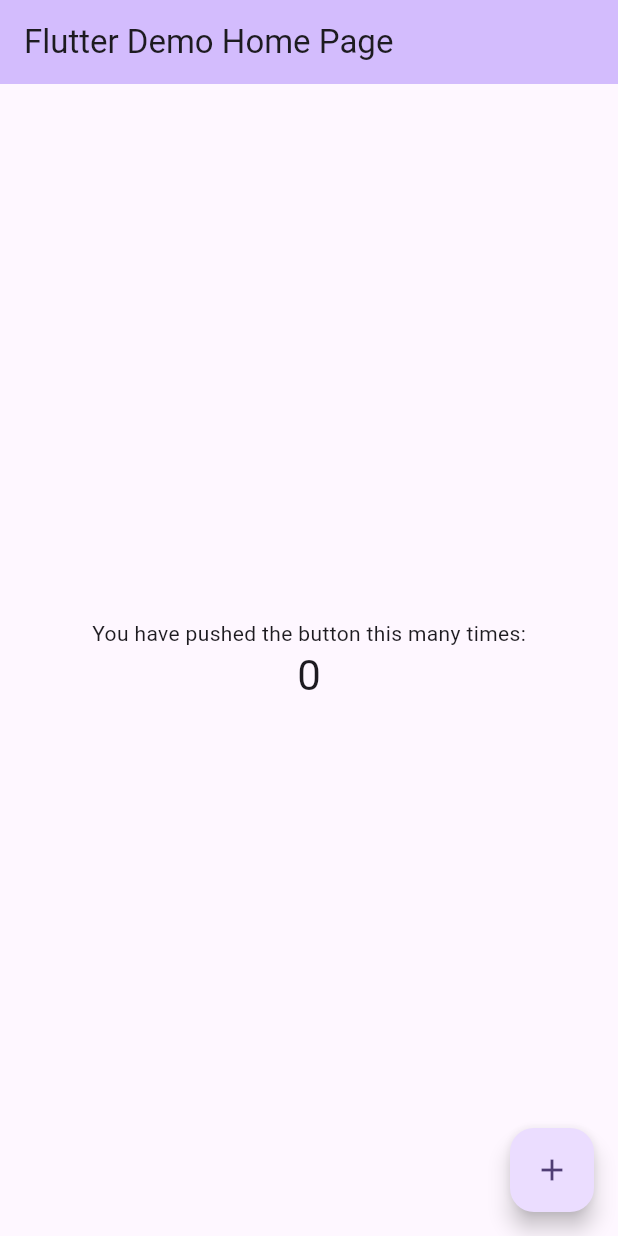
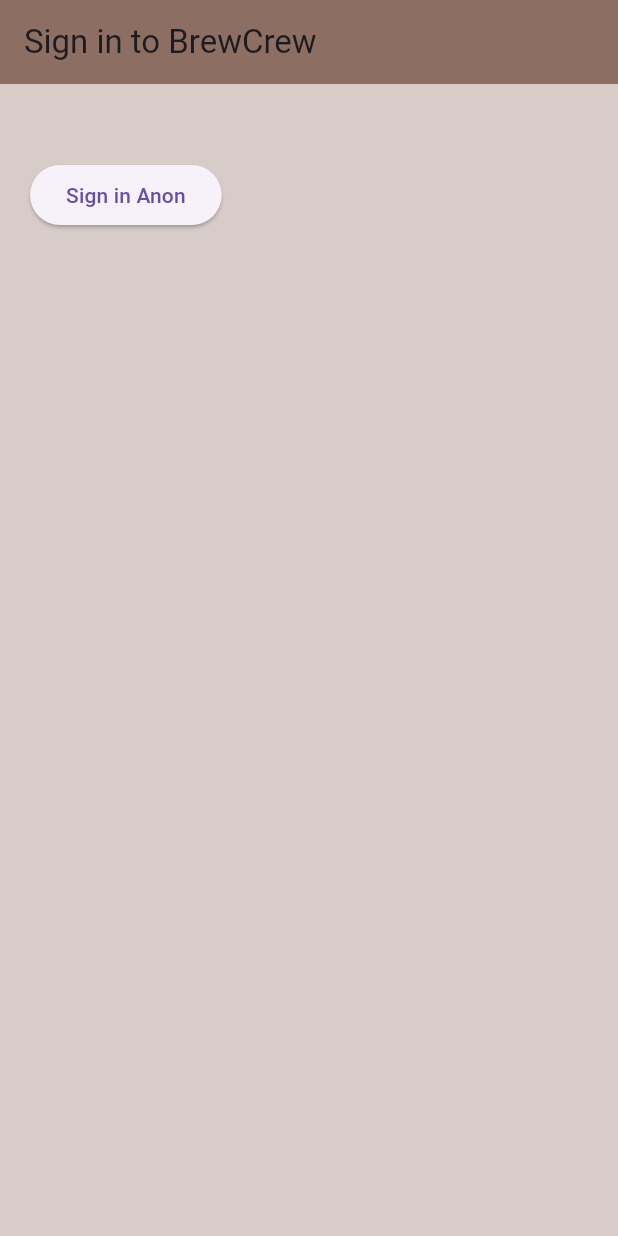
Before and after one commit to barbiexsofia/BrewCrew_tutorial, a Flutter app: the screen it shows after launch, on a phone screen of 412 x 824 dp. Run offline on Flutter 3.47's test engine with Material 3 defaults, Android fonts, the phone set to English and light mode, and no system bars; our stand-ins replace firebase_auth, firebase_core; accounts and stored records are empty.

Commit message:
Implemented basic Anon Sign In

```diff
--- a/brew_crew_tutorial/lib/main.dart
+++ b/brew_crew_tutorial/lib/main.dart
@@ -1,6 +1,13 @@
+import 'package:brew_crew_tutorial/firebase_options.dart';
+import 'package:brew_crew_tutorial/screens/Wrapper.dart';
+import 'package:firebase_core/firebase_core.dart';
 import 'package:flutter/material.dart';
 
-void main() {
+void main() async {
+  WidgetsFlutterBinding.ensureInitialized();
+  await Firebase.initializeApp(
+    options: DefaultFirebaseOptions.currentPlatform,
+  );
   runApp(const MyApp());
 }
 
@@ -10,116 +17,8 @@
   // This widget is the root of your application.
   @override
   Widget build(BuildContext context) {
-    return MaterialApp(
-      title: 'Flutter Demo',
-      theme: ThemeData(
-        // This is the theme of your application.
-        //
-        // TRY THIS: Try running your application with "flutter run". You'll see
-        // the application has a purple toolbar. Then, without quitting the app,
-        // try changing the seedColor in the colorScheme below to Colors.green
-        // and then invoke "hot reload" (save your changes or press the "hot
-        // reload" button in a Flutter-supported IDE, or press "r" if you used
-        // the command line to start the app).
-        //
-        // Notice that the counter didn't reset back to zero; the application
-        // state is not lost during the reload. To reset the state, use hot
-        // restart instead.
-        //
-        // This works for code too, not just values: Most code changes can be
-        // tested with just a hot reload.
-        colorScheme: ColorScheme.fromSeed(seedColor: Colors.deepPurple),
-        useMaterial3: true,
-      ),
-      home: const MyHomePage(title: 'Flutter Demo Home Page'),
+    return const MaterialApp(
+      home: Wrapper(),
     );
   }
 }
-
-class MyHomePage extends StatefulWidget {
-  const MyHomePage({super.key, required this.title});
-
-  // This widget is the home page of your application. It is stateful, meaning
-  // that it has a State object (defined below) that contains fields that affect
-  // how it looks.
-
-  // This class is the configuration for the state. It holds the values (in this
-  // case the title) provided by the parent (in this case the App widget) and
-  // used by the build method of the State. Fields in a Widget subclass are
-  // always marked "final".
-
-  final String title;
-
-  @override
-  State<MyHomePage> createState() => _MyHomePageState();
-}
-
-class _MyHomePageState extends State<MyHomePage> {
-  int _counter = 0;
-
-  void _incrementCounter() {
-    setState(() {
-      // This call to setState tells the Flutter framework that something has
-      // changed in this State, which causes it to rerun the build method below
-      // so that the display can reflect the updated values. If we changed
-      // _counter without calling setState(), then the build method would not be
-      // called again, and so nothing would appear to happen.
-      _counter++;
-    });
-  }
-
-  @override
-  Widget build(BuildContext context) {
-    // This method is rerun every time setState is called, for instance as done
-    // by the _incrementCounter method above.
-    //
-    // The Flutter framework has been optimized to make rerunning build methods
-    // fast, so that you can just rebuild anything that needs updating rather
-    // than having to individually change instances of widgets.
-    return Scaffold(
-      appBar: AppBar(
-        // TRY THIS: Try changing the color here to a specific color (to
-        // Colors.amber, perhaps?) and trigger a hot reload to see the AppBar
-        // change color while the other colors stay the same.
-        backgroundColor: Theme.of(context).colorScheme.inversePrimary,
-        // Here we take the value from the MyHomePage object that was created by
-        // the App.build method, and use it to set our appbar title.
-        title: Text(widget.title),
-      ),
-      body: Center(
-        // Center is a layout widget. It takes a single child and positions it
-        // in the middle of the parent.
-        child: Column(
-          // Column is also a layout widget. It takes a list of children and
-          // arranges them vertically. By default, it sizes itself to fit its
-          // children horizontally, and tries to be as tall as its parent.
-          //
-          // Column has various properties to control how it sizes itself and
-          // how it positions its children. Here we use mainAxisAlignment to
-          // center the children vertically; the main axis here is the vertical
-          // axis because Columns are vertical (the cross axis would be
-          // horizontal).
-          //
-          // TRY THIS: Invoke "debug painting" (choose the "Toggle Debug Paint"
-          // action in the IDE, or press "p" in the console), to see the
-          // wireframe for each widget.
-          mainAxisAlignment: MainAxisAlignment.center,
-          children: <Widget>[
-            const Text(
-              'You have pushed the button this many times:',
-            ),
-            Text(
-              '$_counter',
-              style: Theme.of(context).textTheme.headlineMedium,
-            ),
-          ],
-        ),
-      ),
-      floatingActionButton: FloatingActionButton(
-        onPressed: _incrementCounter,
-        tooltip: 'Increment',
-        child: const Icon(Icons.add),
-      ), // This trailing comma makes auto-formatting nicer for build methods.
-    );
-  }
-}
--- /dev/null
+++ b/brew_crew_tutorial/lib/screens/Wrapper.dart
@@ -0,0 +1,13 @@
+//import 'package:brew_crew_tutorial/screens/home/home.dart';
+import 'package:brew_crew_tutorial/screens/authenticate/authenticate.dart';
+import 'package:flutter/material.dart';
+
+class Wrapper extends StatelessWidget {
+  const Wrapper({super.key});
+
+  @override
+  Widget build(BuildContext context) {
+    // return either Home or Authenticate widget;
+    return Authenticate();
+  }
+}
--- /dev/null
+++ b/brew_crew_tutorial/lib/screens/authenticate/authenticate.dart
@@ -0,0 +1,16 @@
+import 'package:brew_crew_tutorial/screens/authenticate/sign_in.dart';
+import 'package:flutter/material.dart';
+
+class Authenticate extends StatefulWidget {
+  const Authenticate({super.key});
+
+  @override
+  State<Authenticate> createState() => _AuthenticateState();
+}
+
+class _AuthenticateState extends State<Authenticate> {
+  @override
+  Widget build(BuildContext context) {
+    return Container(child: SignIn());
+  }
+}
--- /dev/null
+++ b/brew_crew_tutorial/lib/screens/authenticate/sign_in.dart
@@ -0,0 +1,39 @@
+import 'package:brew_crew_tutorial/services/auth.dart';
+import 'package:flutter/material.dart';
+
+class SignIn extends StatefulWidget {
+  const SignIn({super.key});
+
+  @override
+  State<SignIn> createState() => _SignInState();
+}
+
+class _SignInState extends State<SignIn> {
+  final AuthService _auth = AuthService();
+
+  @override
+  Widget build(BuildContext context) {
+    return Scaffold(
+        backgroundColor: Colors.brown[100],
+        appBar: AppBar(
+          backgroundColor: Colors.brown[400],
+          elevation: 0.0,
+          title: const Text('Sign in to BrewCrew'),
+        ),
+        body: Container(
+          padding: EdgeInsets.symmetric(horizontal: 20.0, vertical: 50.0),
+          child: ElevatedButton(
+            child: const Text('Sign in Anon'),
+            onPressed: () async {
+              dynamic result = await _auth.signInAnon();
+              if (result == null) {
+                print('error signing in');
+              } else {
+                print('sign in successful');
+                print(result);
+              }
+            },
+          ),
+        ));
+  }
+}
--- a/brew_crew_tutorial/pubspec.yaml
+++ b/brew_crew_tutorial/pubspec.yaml
@@ -35,6 +35,8 @@
   # The following adds the Cupertino Icons font to your application.
   # Use with the CupertinoIcons class for iOS style icons.
   cupertino_icons: ^1.0.6
+  firebase_core: ^3.2.0
+  firebase_auth: ^5.1.2
 
 dev_dependencies:
   flutter_test:
```
Also changed, not shown: brew_crew_tutorial/lib/screens/home/home.dart (added, +10 -0 lines), brew_crew_tutorial/lib/services/auth.dart (added, +24 -0 lines), brew_crew_tutorial/firebase.json (added), brew_crew_tutorial/lib/firebase_options.dart (added), brew_crew_tutorial/pubspec.lock, 6 other files.
